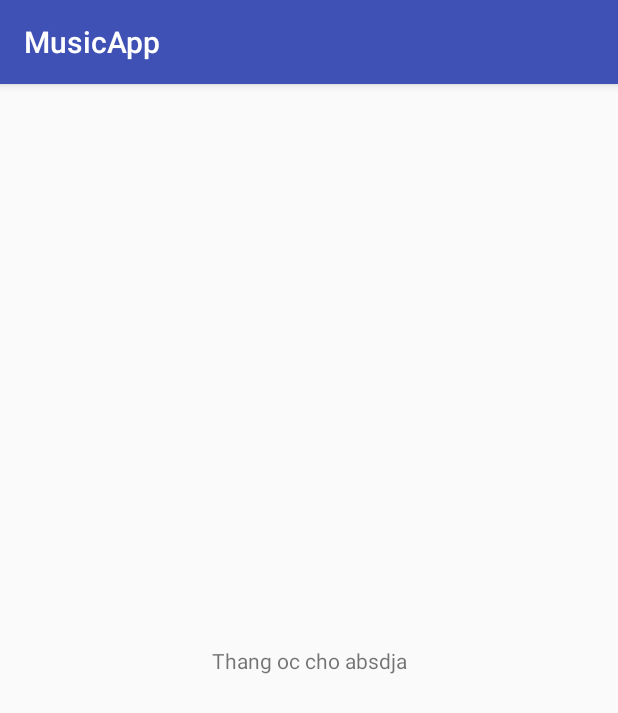
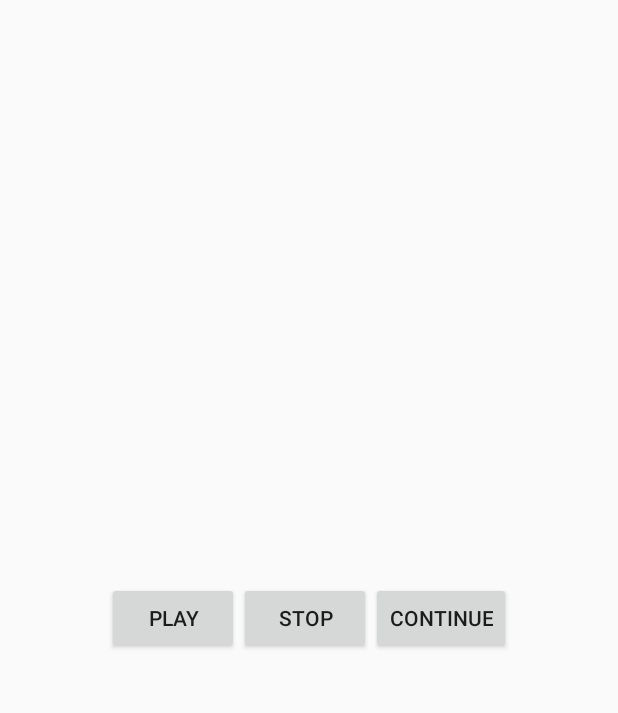
Before and after one commit to vietthang197/MusicApp, an Android app: the screen it shows after launch (MainActivity before the commit, PlaySongActivity after it), on a phone screen of 412 x 824 dp. Shown: the top 713 px of the screen. Run offline under Robolectric (Android 15) with nearby library versions, the phone set to English and light mode, and no system bars.

Commit message:
update 22:26 PM 10-7-2018

```diff
--- /dev/null
+++ b/app/src/main/java/tagroup/thangducanh/com/musicapp/PlaySongActivity.java
@@ -0,0 +1,56 @@
+package tagroup.thangducanh.com.musicapp;
+
+import android.content.ComponentName;
+import android.content.Intent;
+import android.content.ServiceConnection;
+import android.os.IBinder;
+import android.support.v7.app.AppCompatActivity;
+import android.os.Bundle;
+import android.view.View;
+import android.widget.Button;
+
+import tagroup.thangducanh.com.musicapp.Service.PlaySongService;
+
+public class PlaySongActivity extends AppCompatActivity {
+
+    private Button btn_play, btn_stop, btn_continue;
+
+    private ServiceConnection connection;
+    private PlaySongService service;
+
+    @Override
+    protected void onCreate(Bundle savedInstanceState) {
+        super.onCreate(savedInstanceState);
+        setContentView(R.layout.activity_play_song);
+
+        btn_play = findViewById(R.id.btn_play);
+        btn_stop = findViewById(R.id.btn_stop);
+        btn_continue = findViewById(R.id.btn_continue);
+
+        startService(new Intent(getBaseContext(), PlaySongService.class));
+        connection = new ServiceConnection() {
+            @Override
+            public void onServiceConnected(ComponentName componentName, IBinder iBinder) {
+
+                PlaySongService.MyBinder myBinder = (PlaySongService.MyBinder) iBinder;
+                service = myBinder.getService();
+            }
+            @Override
+            public void onServiceDisconnected(ComponentName componentName) {
+
+            }
+        };
+
+
+//        btn_play.setOnClickListener(new View.OnClickListener() {
+//            @Override
+//            public void onClick(View view) {
+//            }
+//        });
+//        btn_stop.setOnClickListener(new View.OnClickListener() {
+//            @Override
+//            public void onClick(View view) {
+//            }
+//        });
+    }
+}
--- /dev/null
+++ b/app/src/main/res/layout/activity_play_song.xml
@@ -0,0 +1,28 @@
+<?xml version="1.0" encoding="utf-8"?>
+<LinearLayout xmlns:android="http://schemas.android.com/apk/res/android"
+    xmlns:app="http://schemas.android.com/apk/res-auto"
+    xmlns:tools="http://schemas.android.com/tools"
+    android:layout_width="match_parent"
+    android:layout_height="match_parent"
+    tools:context=".PlaySongActivity"
+    android:gravity="center">
+    <Button
+        android:id="@+id/btn_play"
+        android:layout_width="wrap_content"
+        android:layout_height="wrap_content"
+        android:text="@string/str_play"
+        />
+    <Button
+        android:id="@+id/btn_stop"
+        android:layout_width="wrap_content"
+        android:layout_height="wrap_content"
+        android:text="@string/str_stop"
+        />
+    <Button
+        android:id="@+id/btn_continue"
+        android:layout_width="wrap_content"
+        android:layout_height="wrap_content"
+        android:text="@string/str_continue"
+        />
+
+</LinearLayout>
--- a/app/src/main/res/values/strings.xml
+++ b/app/src/main/res/values/strings.xml
@@ -1,3 +1,6 @@
 <resources>
     <string name="app_name">MusicApp</string>
+    <string name="str_play">Play</string>
+    <string name="str_stop">Stop</string>
+    <string name="str_continue">Continue</string>
 </resources>
--- a/app/src/main/res/values/styles.xml
+++ b/app/src/main/res/values/styles.xml
@@ -1,7 +1,7 @@
 <resources>
 
     <!-- Base application theme. -->
-    <style name="AppTheme" parent="Theme.AppCompat.Light.DarkActionBar">
+    <style name="AppTheme" parent="Theme.AppCompat.Light.NoActionBar">
         <!-- Customize your theme here. -->
         <item name="colorPrimary">@color/colorPrimary</item>
         <item name="colorPrimaryDark">@color/colorPrimaryDark</item>
```
Also changed, not shown: app/src/main/AndroidManifest.xml (+14 -0 lines), app/src/main/java/tagroup/thangducanh/com/musicapp/Media/MyMediaPlayer.java (added, +7 -0 lines), app/src/main/java/tagroup/thangducanh/com/musicapp/Service/PlaySongService.java (added, +92 -0 lines), 1 other file.
